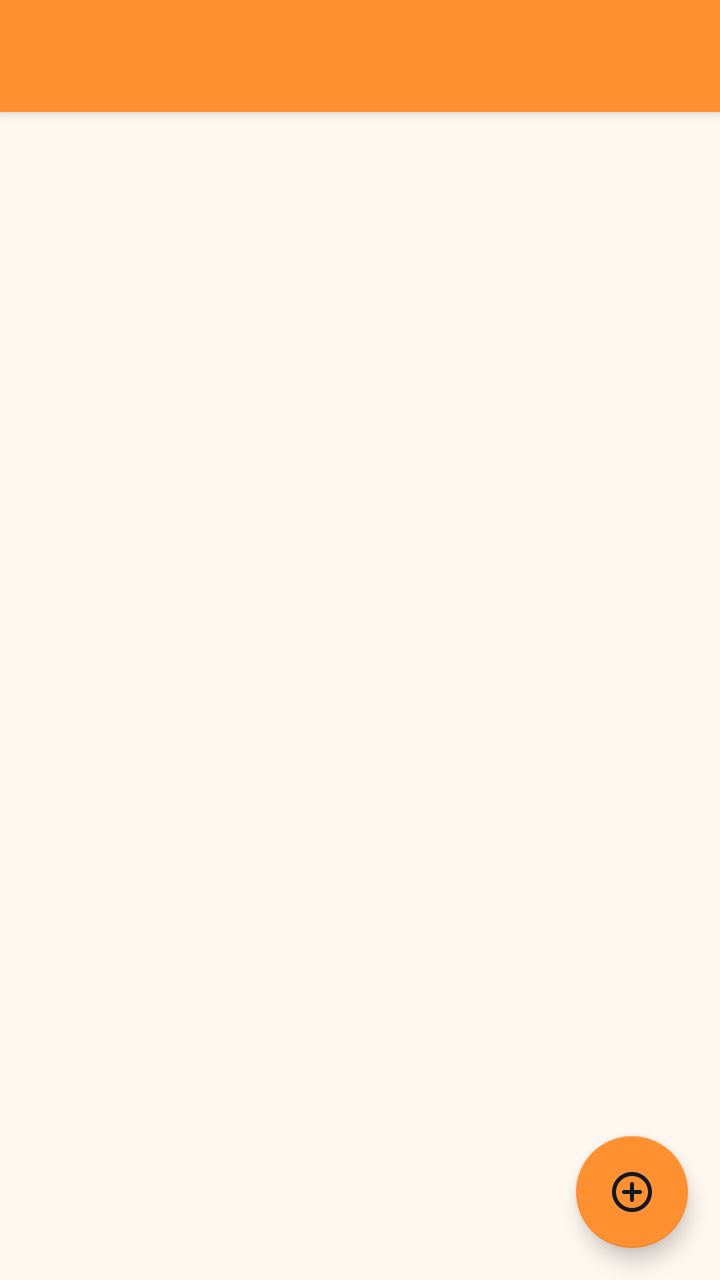
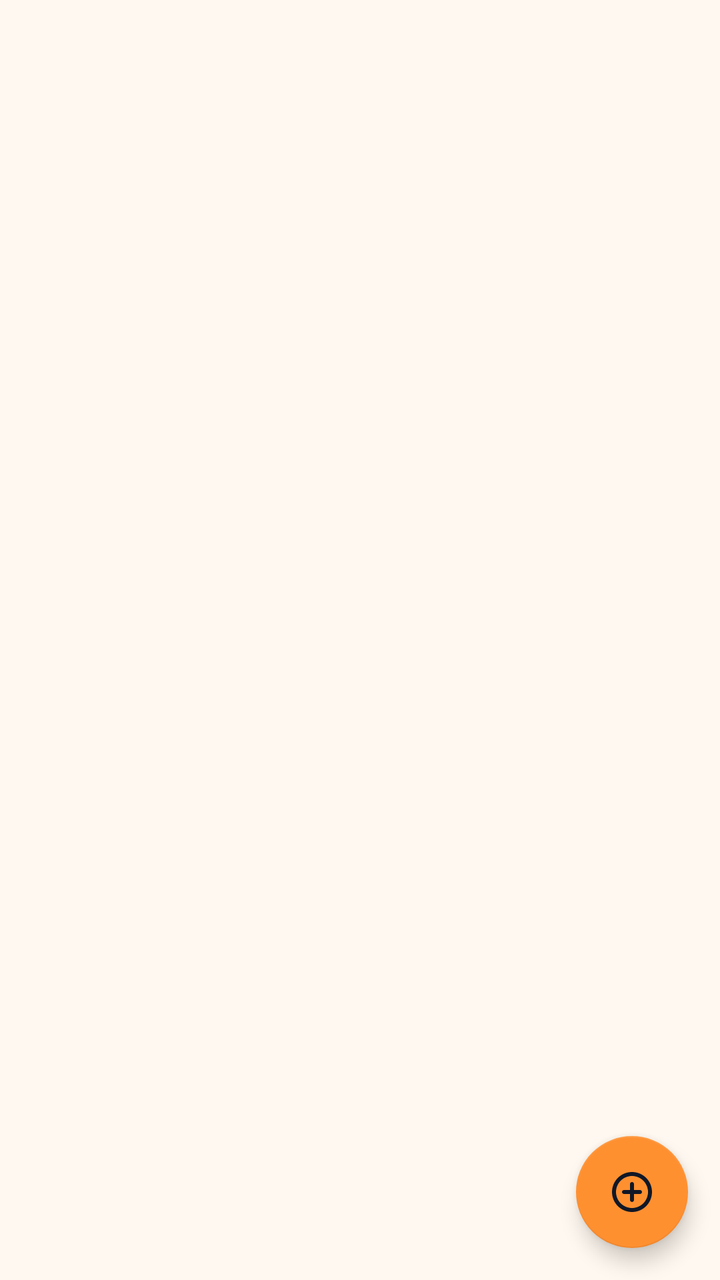

Before-and-after screenshots of an Android layout around one commit, followed by the original layout XML and the change that was made.
<!-- AndroidManifest.xml: application theme AppTheme -->
<!-- res/layout/wallet_list.xml -->
<androidx.coordinatorlayout.widget.CoordinatorLayout
	xmlns:android="http://schemas.android.com/apk/res/android"
	xmlns:app="http://schemas.android.com/apk/res-auto"
	xmlns:tools="http://schemas.android.com/tools"
	android:id="@+id/_coordinator"
	android:layout_width="match_parent"
	android:layout_height="match_parent">
	<com.google.android.material.appbar.AppBarLayout
		android:id="@+id/_app_bar"
		android:layout_width="match_parent"
		android:layout_height="wrap_content"
		android:theme="@style/AppTheme.AppBarOverlay">
		<androidx.appcompat.widget.Toolbar
			android:id="@+id/_toolbar"
			android:layout_width="match_parent"
			android:layout_height="?attr/actionBarSize"
			android:background="?attr/appBarColor"
			app:popupTheme="@style/AppTheme.PopupOverlay" />
	</com.google.android.material.appbar.AppBarLayout>
	<FrameLayout
		android:layout_width="match_parent"
		android:layout_height="match_parent"
		android:background="@color/colorBackground"
		app:layout_behavior="@string/appbar_scrolling_view_behavior">
		<com.google.android.material.card.MaterialCardView
			android:id="@+id/card_no_wallet"
			android:layout_width="match_parent"
			android:layout_height="wrap_content"
			android:layout_margin="16dp"
			android:visibility="gone"
			app:cardBackgroundColor="@color/colorSurface"
			app:cardCornerRadius="20dp"
			app:cardElevation="0dp"
			app:strokeColor="@color/colorCardStroke"
			app:strokeWidth="1dp">
			<LinearLayout
				android:layout_width="match_parent"
				android:layout_height="wrap_content"
				android:padding="20dp"
				android:gravity="center_horizontal"
				android:orientation="vertical">
				<ImageView
					android:layout_width="wrap_content"
					android:layout_height="wrap_content"
					android:src="@drawable/icon_account_balance_wallet_twotone"
					android:scaleType="center"
					app:tint="@color/colorAccent" />
				<TextView
					android:layout_width="wrap_content"
					android:layout_height="wrap_content"
					android:layout_margin="10dp"
					android:padding="8dp"
					android:gravity="center_horizontal"
					android:text="Set up a non-custodial wallet to hold HARV, ETH, USDT, USDC, XRP and your HARV rewards."
					android:textSize="15sp"
					android:textColor="@color/colorTextSecondary" />
				<com.google.android.material.button.MaterialButton
					android:id="@+id/btn_create_wallet"
					android:layout_width="match_parent"
					android:layout_height="50dp"
					android:text="Create New Wallet"
					android:textSize="16sp"
					android:textColor="@color/colorTextOnAccent"
					app:backgroundTint="@color/colorAccent"
					app:cornerRadius="10dp" />
				<com.google.android.material.button.MaterialButton
					android:id="@+id/btn_recover_wallet"
					android:layout_width="match_parent"
					android:layout_height="50dp"
					android:layout_marginTop="10dp"
					android:text="Import Existing Wallet"
					android:textSize="16sp"
					android:textColor="@color/colorTextPrimary"
					app:backgroundTint="@color/colorSurface"
					app:cornerRadius="10dp"
					app:strokeColor="@color/colorCardStroke"
					app:strokeWidth="2dp" />
			</LinearLayout>
		</com.google.android.material.card.MaterialCardView>
		<androidx.recyclerview.widget.RecyclerView
			android:id="@+id/recycler_wallets"
			android:layout_width="match_parent"
			android:layout_height="match_parent"
			android:padding="16dp"
			android:clipToPadding="false" />
	</FrameLayout>
	<com.google.android.material.floatingactionbutton.FloatingActionButton
		android:id="@+id/_fab"
		android:layout_width="wrap_content"
		android:layout_height="wrap_content"
		android:layout_margin="16dp"
		android:layout_gravity="right|bottom"
		app:srcCompat="@drawable/icon_add_circle_outline_round" />
</androidx.coordinatorlayout.widget.CoordinatorLayout>
<!-- resources referenced by this layout -->
<resources>
  <color name="colorAccent">#FF9030</color>
  <color name="colorBackground">#FFF8F0</color>
  <color name="colorCardStroke">#EADFD0</color>
  <color name="colorSurface">#FFFFFF</color>
  <color name="colorTextOnAccent">#111827</color>
  <color name="colorTextPrimary">#111827</color>
  <color name="colorTextSecondary">#4B5563</color>
  <style name="AppTheme.PopupOverlay" parent="ThemeOverlay.MaterialComponents.Light" />
  <style name="AppTheme" parent="Theme.MaterialComponents.DayNight.NoActionBar">
          
          <item name="homeAsUpIndicator">@drawable/ic_nav_back</item>
          
          <item name="android:textViewStyle">@style/HarvanaTextView</item>
          <item name="appBarColor">@color/colorAccent</item>
          <item name="onAppBarColor">@color/colorTextOnAccent</item>
          <item name="colorSecondary">@color/colorAccent</item>
          <item name="colorOnSecondary">@color/colorTextOnAccent</item>
          <item name="colorPrimaryVariant">@color/colorAccentDark</item>
          <item name="colorSecondaryVariant">@color/colorAccentDark</item>
          <item name="colorError">@color/colorError</item>
          <item name="colorOnError">@color/colorTextPrimaryWhite</item>
          <item name="colorControlActivated">@color/colorAccent</item>
          <item name="colorControlNormal">@color/colorControlNormal</item>
          <item name="colorControlHighlight">@color/colorAccentRipple</item>
          <item name="android:textColorHighlight">@color/colorAccentStroke</item>
          <item name="android:textColorLink">@color/colorAccentStrong</item>
          <item name="android:editTextColor">@color/colorTextPrimary</item>
          <item name="android:navigationBarColor">@color/colorBackground</item>
          <item name="colorPrimary">@color/colorAccent</item>
          <item name="colorPrimaryDark">@color/colorAccentStrong</item>
          <item name="colorAccent">@color/colorAccent</item>
          <item name="colorSurface">@color/colorSurface</item>
          <item name="colorOnPrimary">@color/colorTextOnAccent</item>
          <item name="colorOnSurface">@color/colorTextPrimary</item>
          <item name="colorOnBackground">@color/colorTextPrimary</item>
          <item name="colorOnSurfaceVariant">@color/colorTextSecondary</item>
          <item name="android:textColorPrimary">@color/colorTextPrimary</item>
          <item name="android:textColorSecondary">@color/colorTextSecondary</item>
          <item name="android:textColorHint">@color/colorTextTertiary</item>
          <item name="android:statusBarColor">?attr/appBarColor</item>
          <item name="android:windowLightStatusBar">true</item>
          <item name="android:windowBackground">@color/colorBackground</item>
          <item name="alertDialogTheme">@style/HarvanaAlertDialog</item>
          <item name="materialAlertDialogTheme">@style/HarvanaAlertDialog</item>
          <item name="bottomSheetDialogTheme">@style/HarvanaBottomSheetDialog</item>
      </style>
  <style name="HarvanaTextView" parent="android:Widget.TextView">
          <item name="android:textColor">@color/colorTextPrimary</item>
      </style>
  <color name="colorAccentDark">#E57A14</color>
  <color name="colorError">#EF4444</color>
  <color name="colorTextPrimaryWhite">#FFFFFF</color>
  <color name="colorControlNormal">#6B7280</color>
  <color name="colorAccentRipple">#1AFF9030</color>
  <color name="colorAccentStroke">#33FF9030</color>
  <color name="colorAccentStrong">#B85F0A</color>
  <color name="colorTextTertiary">#6B7280</color>
  <style name="HarvanaDialogButton" parent="Widget.MaterialComponents.Button.TextButton.Dialog">
          <item name="android:textColor">@color/colorAccent</item>
          <item name="android:minHeight">48dp</item>
      </style>
  <style name="HarvanaBottomSheetStyle" parent="Widget.MaterialComponents.BottomSheet.Modal">
          <item name="backgroundTint">?attr/colorSurface</item>
          <item name="shapeAppearanceOverlay">@style/HarvanaBottomSheetShape</item>
      </style>
  <!-- unchanged entries left out for length: 7 -->
</resources>

<!-- the commit's change to res/layout/wallet_list.xml (unified diff, before → after) -->
@@ -9,7 +9,9 @@
 		android:id="@+id/_app_bar"
 		android:layout_width="match_parent"
 		android:layout_height="wrap_content"
-		android:theme="@style/AppTheme.AppBarOverlay">
+		android:theme="@style/AppTheme.AppBarOverlay"
+		app:elevation="0dp"
+		android:stateListAnimator="@null">
 		<androidx.appcompat.widget.Toolbar
 			android:id="@+id/_toolbar"
 			android:layout_width="match_parent"
<!-- resource entries referenced after the edit -->
@@ -13,8 +13,8 @@
           <item name="homeAsUpIndicator">@drawable/ic_nav_back</item>
           
           <item name="android:textViewStyle">@style/HarvanaTextView</item>
-          <item name="appBarColor">@color/colorAccent</item>
-          <item name="onAppBarColor">@color/colorTextOnAccent</item>
+          <item name="appBarColor">@color/colorBackground</item>
+          <item name="onAppBarColor">@color/colorTextPrimary</item>
           <item name="colorSecondary">@color/colorAccent</item>
           <item name="colorOnSecondary">@color/colorTextOnAccent</item>
           <item name="colorPrimaryVariant">@color/colorAccentDark</item>
